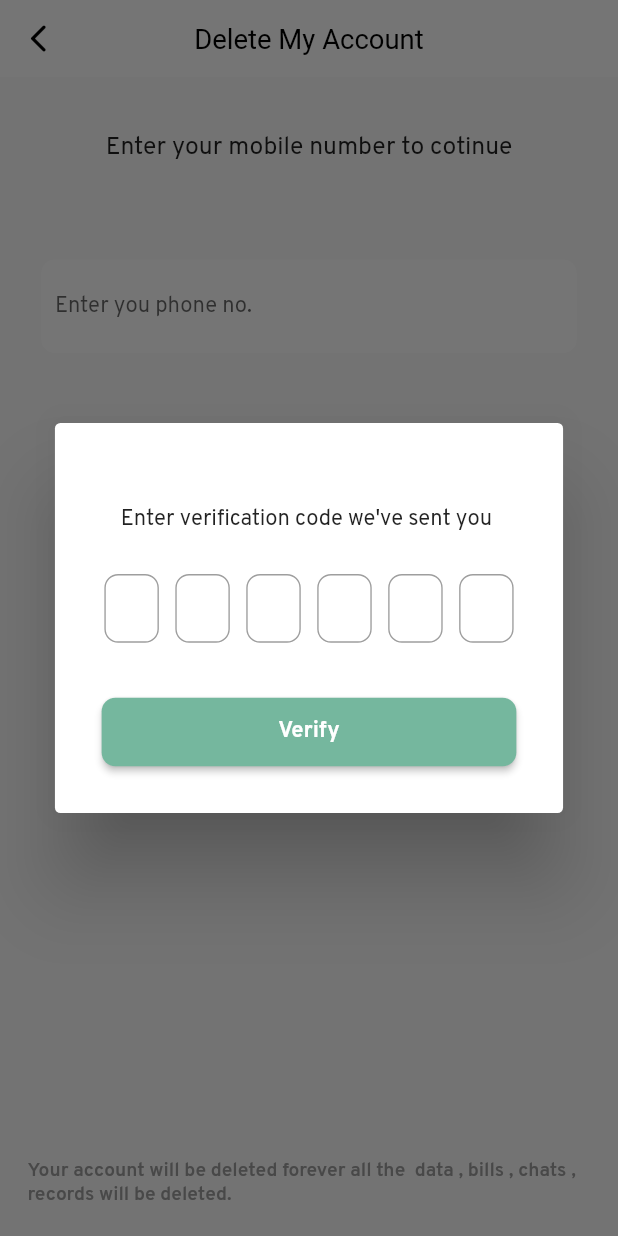
After one commit to tejastamkar/freemorsel, a Flutter app: the DeleteUserScreen screen opened directly, after a tap on "Get Otp", on a phone screen of 412 x 824 dp. The commit adds this screen. Run offline on Flutter 3.47's test engine with Material 2 defaults, Android fonts, the phone set to English and light mode, and no system bars; drawn by our look-alikes of pinput; our stand-ins replace animated_splash_screen, carousel_indicator, carousel_slider, cloud_firestore, firebase_auth, firebase_core and 12 more; accounts and stored records are empty; Roboto replaces fonts that are missing (Autour); project files that could hold a hidden picture were left out.

Commit message:
delete front-end added

```diff
--- /dev/null
+++ b/lib/widgets/deletepage.dart
@@ -0,0 +1,166 @@
+import 'package:flutter/material.dart';
+import 'package:flutter/services.dart';
+import 'package:freemorsel/theme/deftheme.dart';
+import 'package:pinput/pinput.dart';
+
+class DeleteUserScreen extends StatefulWidget {
+  const DeleteUserScreen({super.key});
+
+  @override
+  State<DeleteUserScreen> createState() => _DeleteUserScreenState();
+}
+
+class _DeleteUserScreenState extends State<DeleteUserScreen> {
+  final TextEditingController _phoneNo = TextEditingController();
+  @override
+  Widget build(BuildContext context) {
+    return Scaffold(
+      appBar: AppBar(
+        elevation: 0,
+        backgroundColor: backgroundColors,
+        leading: IconButton(
+            onPressed: () {
+              Navigator.of(context).pop();
+            },
+            icon: const Icon(
+              Icons.arrow_back_ios_new_rounded,
+              color: Colors.black,
+            )),
+        title: const Text(
+          "Delete My Account",
+          style: TextStyle(
+              fontSize: 20,
+              fontWeight: FontWeight.w400,
+              color: Colors.black,
+              fontFamily: "Autour"),
+        ),
+        centerTitle: true,
+      ),
+      bottomNavigationBar: Padding(
+        padding: const EdgeInsets.all(20),
+        child: Text(
+            'Your account will be deleted forever all the  data , bills , chats , records will be deleted.',
+            style: TextStyle(
+              color: Colors.grey.shade500,
+              fontSize: 14,
+              fontWeight: FontWeight.w600,
+            )),
+      ),
+      body: SingleChildScrollView(
+          padding: const EdgeInsets.symmetric(horizontal: 20, vertical: 10),
+          child: Column(
+            children: [
+              const Padding(
+                padding: EdgeInsets.symmetric(vertical: 30),
+                child: Text(
+                  "Enter your mobile number to cotinue",
+                  style: TextStyle(
+                    fontSize: 18,
+                    fontWeight: FontWeight.w400,
+                  ),
+                ),
+              ),
+              Container(
+                decoration: BoxDecoration(
+                  borderRadius: BorderRadius.circular(10),
+                  color: Colors.white,
+                ),
+                padding: const EdgeInsets.all(10),
+                margin: const EdgeInsets.fromLTRB(10, 40, 10, 40),
+                child: TextField(
+                  inputFormatters: [LengthLimitingTextInputFormatter(10)],
+                  controller: _phoneNo,
+                  keyboardType: TextInputType.number,
+                  decoration: const InputDecoration(
+                      border: InputBorder.none,
+                      hintText: "Enter you phone no."),
+                ),
+              ),
+              const SizedBox(
+                height: 80,
+              ),
+              ElevatedButton(
+                  onPressed: () => showDialog(
+                        barrierDismissible: false,
+                        context: context,
+                        builder: (BuildContext context) => const ReAuthPopup(),
+                      ),
+                  style: ElevatedButton.styleFrom(
+                      shape: RoundedRectangleBorder(
+                          borderRadius: BorderRadius.circular(10)),
+                      backgroundColor: primary2Color,
+                      minimumSize: const Size(320, 50)),
+                  child: const Text(
+                    "Get Otp",
+                    style: TextStyle(
+                        color: Colors.white,
+                        fontWeight: FontWeight.w700,
+                        fontSize: 16),
+                  ))
+            ],
+          )),
+    );
+  }
+}
+
+class ReAuthPopup extends StatefulWidget {
+  const ReAuthPopup({super.key});
+
+  @override
+  State<ReAuthPopup> createState() => _ReAuthPopupState();
+}
+
+class _ReAuthPopupState extends State<ReAuthPopup> {
+  final TextEditingController _smscode = TextEditingController();
+  @override
+  Widget build(BuildContext context) {
+    return AlertDialog(
+      content: Padding(
+          padding: const EdgeInsets.all(10),
+          child: Column(
+            mainAxisSize: MainAxisSize.min,
+            children: [
+              const Padding(
+                padding: EdgeInsets.symmetric(vertical: 30),
+                child: Text(
+                  "Enter verification code we've sent you ",
+                  style: TextStyle(
+                    fontSize: 16,
+                    fontWeight: FontWeight.w400,
+                  ),
+                ),
+              ),
+              Pinput(
+                defaultPinTheme: PinTheme(
+                    margin: const EdgeInsets.symmetric(horizontal: 2),
+                    width: 40,
+                    height: 50,
+                    decoration: BoxDecoration(
+                        color: Colors.white,
+                        border: Border.all(width: 1, color: Colors.grey),
+                        borderRadius: BorderRadius.circular(10))),
+                length: 6,
+                controller: _smscode,
+              ),
+              const SizedBox(
+                height: 40,
+              ),
+              ElevatedButton(
+                  onPressed: () async {},
+                  style: ElevatedButton.styleFrom(
+                      shape: RoundedRectangleBorder(
+                          borderRadius: BorderRadius.circular(10)),
+                      backgroundColor: primary2Color,
+                      minimumSize: const Size(320, 50)),
+                  child: const Text(
+                    "Verify",
+                    style: TextStyle(
+                        color: Colors.white,
+                        fontWeight: FontWeight.w700,
+                        fontSize: 16),
+                  )),
+            ],
+          )),
+    );
+  }
+}
```
Also changed, not shown: lib/Screens/settings.dart (+74 -5 lines).
